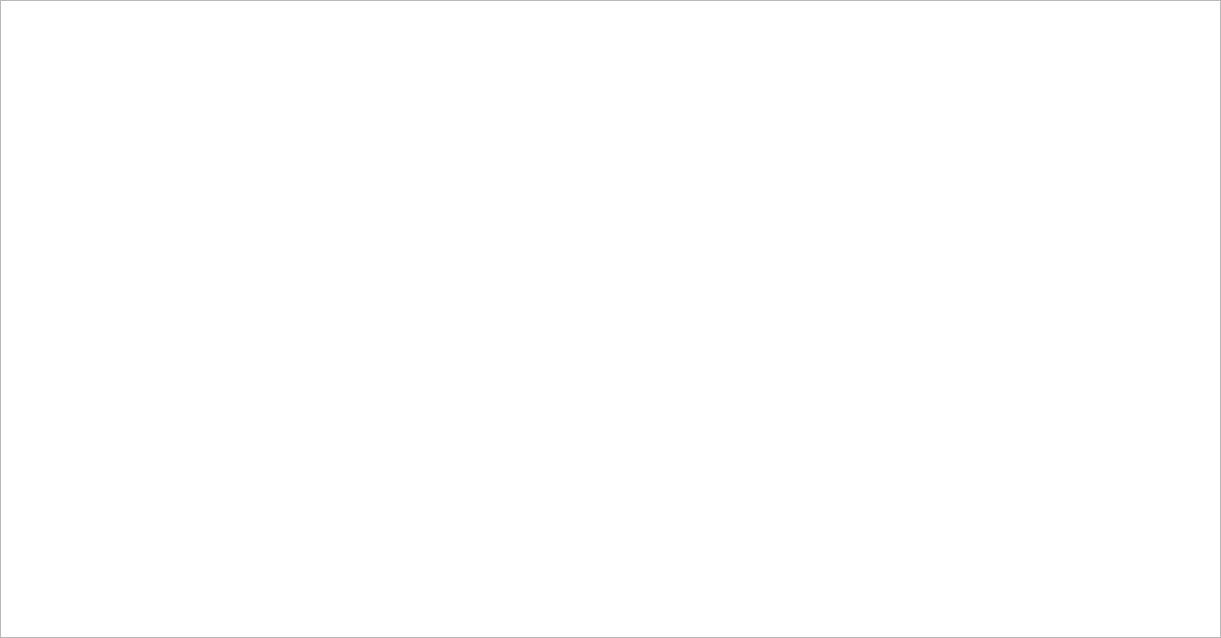
Above: NTable/ntablewidget.ui from End1-1/Cafe5 before the change. Below: the same form after it.
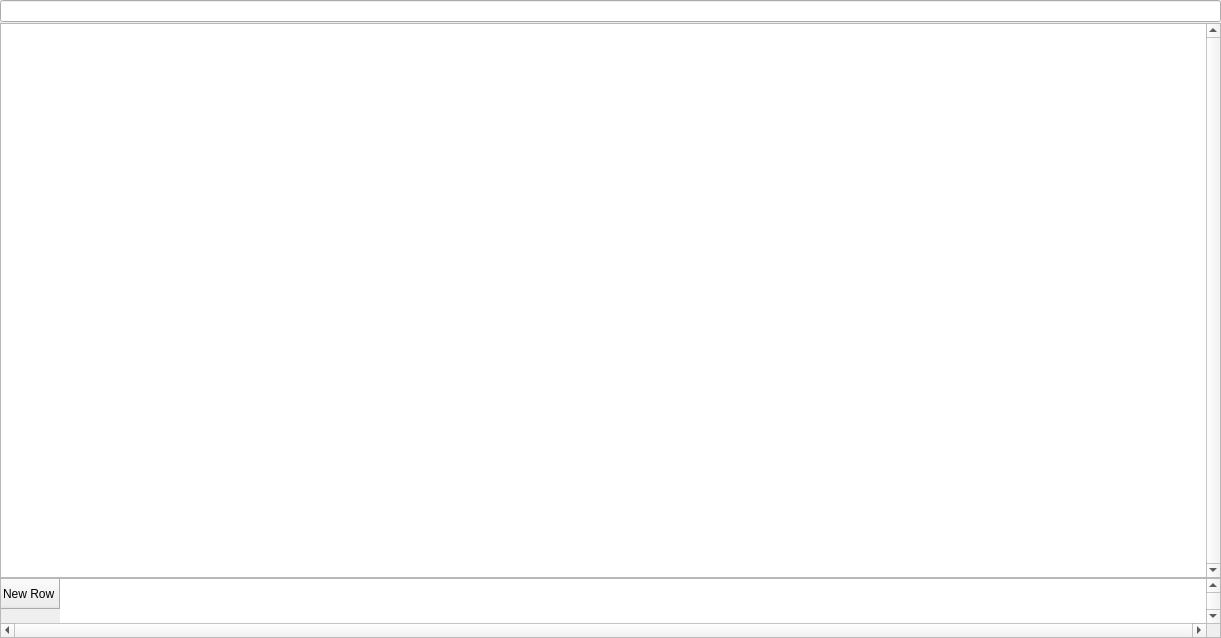
That is the form after the change.

```diff
--- a/NTable/ntablewidget.ui
+++ b/NTable/ntablewidget.ui
@@ -13,7 +13,10 @@
   <property name="windowTitle">
    <string>Form</string>
   </property>
-  <layout class="QHBoxLayout" name="horizontalLayout">
+  <layout class="QVBoxLayout" name="verticalLayout">
+   <property name="spacing">
+    <number>0</number>
+   </property>
    <property name="leftMargin">
     <number>0</number>
    </property>
@@ -27,7 +30,71 @@
     <number>0</number>
    </property>
    <item>
-    <widget class="QTableView" name="mTableView"/>
+    <widget class="QWidget" name="widget" native="true">
+     <layout class="QHBoxLayout" name="horizontalLayout">
+      <property name="leftMargin">
+       <number>0</number>
+      </property>
+      <property name="topMargin">
+       <number>0</number>
+      </property>
+      <property name="rightMargin">
+       <number>0</number>
+      </property>
+      <property name="bottomMargin">
+       <number>1</number>
+      </property>
+      <item>
+       <widget class="QLineEdit" name="leFilterLineedit"/>
+      </item>
+     </layout>
+    </widget>
+   </item>
+   <item>
+    <widget class="QTableView" name="mTableView">
+     <property name="verticalScrollBarPolicy">
+      <enum>Qt::ScrollBarAlwaysOn</enum>
+     </property>
+     <property name="horizontalScrollBarPolicy">
+      <enum>Qt::ScrollBarAlwaysOff</enum>
+     </property>
+     <property name="editTriggers">
+      <set>QAbstractItemView::NoEditTriggers</set>
+     </property>
+    </widget>
+   </item>
+   <item>
+    <widget class="QTableWidget" name="tblTotal">
+     <property name="minimumSize">
+      <size>
+       <width>0</width>
+       <height>60</height>
+      </size>
+     </property>
+     <property name="maximumSize">
+      <size>
+       <width>16777215</width>
+       <height>60</height>
+      </size>
+     </property>
+     <property name="verticalScrollBarPolicy">
+      <enum>Qt::ScrollBarAlwaysOn</enum>
+     </property>
+     <property name="horizontalScrollBarPolicy">
+      <enum>Qt::ScrollBarAlwaysOn</enum>
+     </property>
+     <property name="editTriggers">
+      <set>QAbstractItemView::NoEditTriggers</set>
+     </property>
+     <attribute name="horizontalHeaderVisible">
+      <bool>false</bool>
+     </attribute>
+     <row>
+      <property name="text">
+       <string>New Row</string>
+      </property>
+     </row>
+    </widget>
    </item>
   </layout>
  </widget>
```
